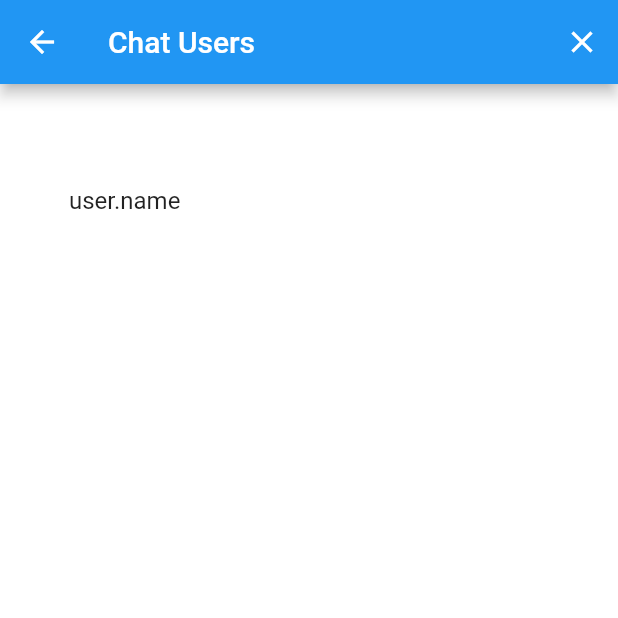
After one commit to ahmedabdelsalam22/web_socket_test, a Flutter app: the ChatUsersScreen screen opened by its route, on a phone screen of 412 x 824 dp, the top half of it. The commit adds this screen. Run offline on Flutter 3.47's test engine with Material 2 defaults, Android fonts, the phone set to English and light mode, and no system bars.

Commit message:
add chat_users_screen.dart ui

```diff
--- /dev/null
+++ b/lib/chat_app_socket_io/screen/chat_users_screen.dart
@@ -0,0 +1,59 @@
+import 'package:flutter/material.dart';
+
+class ChatUsersScreen extends StatefulWidget {
+  const ChatUsersScreen({Key? key}) : super(key: key);
+
+  static const String ROUTE_ID = 'chat_users_list_screen';
+
+  @override
+  State<ChatUsersScreen> createState() => _ChatUsersScreenState();
+}
+
+class _ChatUsersScreenState extends State<ChatUsersScreen> {
+  @override
+  Widget build(BuildContext context) {
+    return Scaffold(
+      appBar: AppBar(
+        title: const Text('Chat Users'),
+        actions: <Widget>[
+          IconButton(
+              icon: const Icon(Icons.close),
+              onPressed: () {
+                ///
+              })
+        ],
+      ),
+      body: Container(
+        color: Colors.white,
+        alignment: Alignment.center,
+        padding: const EdgeInsets.all(30.0),
+        child: Column(
+          mainAxisSize: MainAxisSize.min,
+          children: <Widget>[
+            //  Text(_connectedToSocket ? 'Connected' : _errorConnectMessage),
+            const SizedBox(
+              height: 20.0,
+            ),
+            Expanded(
+              child: ListView.builder(
+                itemCount: 1,
+
+                ///
+                itemBuilder: (_, index) {
+                  // User user = _chatUsers[index];
+                  return GestureDetector(
+                    onTap: () {},
+                    child: const ListTile(
+                      title: Text('user.name'),
+                      // subtitle: Text('ID: ${user.id}, ${user.email}'),
+                    ),
+                  );
+                },
+              ),
+            ),
+          ],
+        ),
+      ),
+    );
+  }
+}
--- a/lib/chat_app_socket_io/login_screen.dart
+++ b/lib/chat_app_socket_io/screen/login_screen.dart
@@ -2,6 +2,8 @@ import 'package:flutter/material.dart';
 
 class LoginScreen extends StatefulWidget {
   const LoginScreen({Key? key}) : super(key: key);
+
+  static const String ROUTE_ID = 'login_screen';
 
   @override
   State<LoginScreen> createState() => _LoginScreenState();
```
Also changed, not shown: lib/chat_app_socket_io/core/route.dart (added, +17 -0 lines), lib/chat_app_socket_io/screen/chat_screen.dart (added, +12 -0 lines), lib/main.dart (+5 -3 lines), lib/chat_app_socket_io/chat_screen.dart (deleted), lib/chat_app_socket_io/chat_users_screen.dart (deleted).
